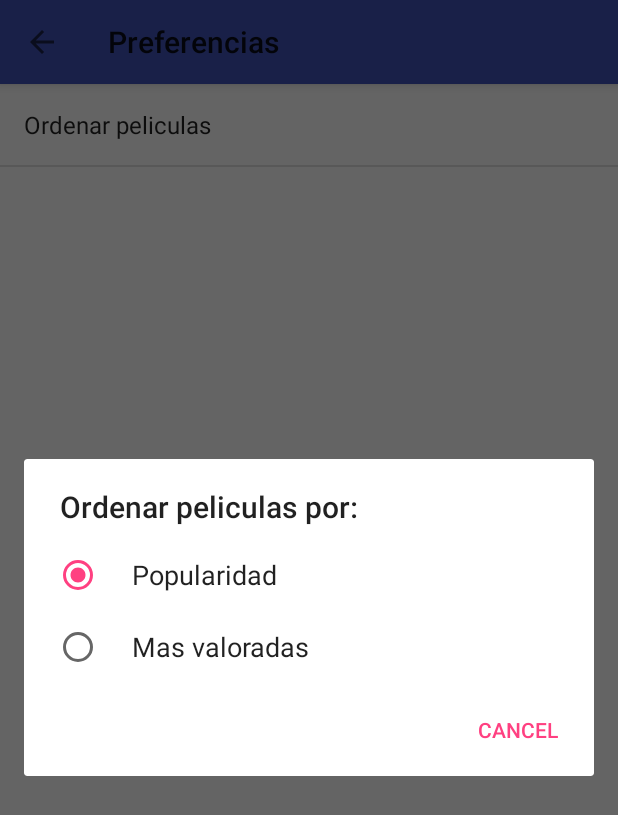
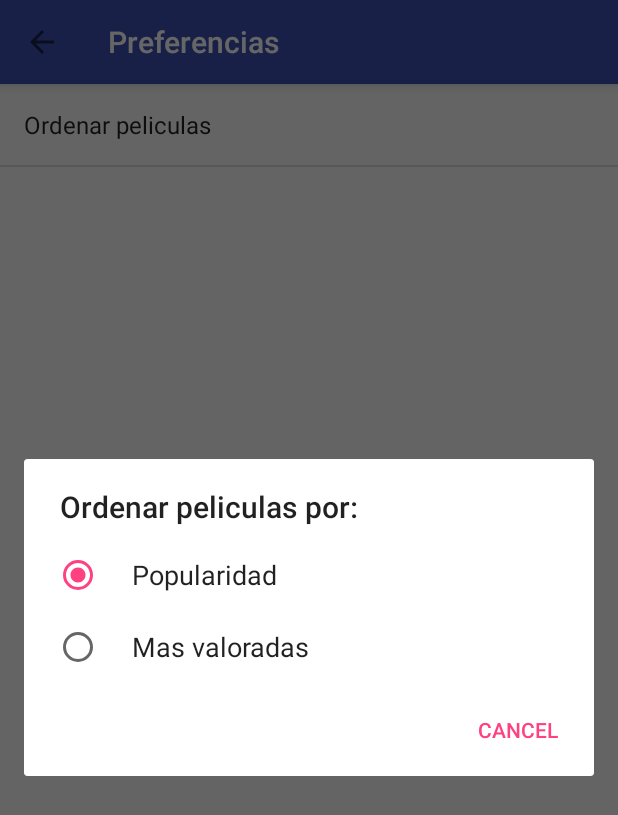
Before and after one commit to michaelmontero/To-Wach, an Android app: the SettingActivity screen opened directly, with no data from a screen before it, after a tap on "Ordenar peliculas", on a phone screen of 412 x 824 dp. Shown: the top 815 px of the screen. Run offline under Robolectric (Android 15) with nearby library versions, the light colour scheme and no system bars.

Commit message:
Change toolbar text color

```diff
--- a/app/src/main/java/developer/montero/michael/com/popularmovies/util/NetworkUtil.java
+++ b/app/src/main/java/developer/montero/michael/com/popularmovies/util/NetworkUtil.java
@@ -28,7 +28,7 @@ public class NetworkUtil {
     private final static String TOP_RATED = "top_rated";
 
     private static final String BASE_IMAGE_URL = "http://image.tmdb.org/t/p/";
-    private static final String IMAGE_SIZE = "w780";
+    private static final String IMAGE_SIZE = "w185";
 
     final static String SORT_PAMAM = "sort_by";
 
--- a/app/src/main/res/layout/toolbar.xml
+++ b/app/src/main/res/layout/toolbar.xml
@@ -7,6 +7,7 @@
     android:elevation="4dp"
     android:popupTheme="@style/ThemeOverlay.AppCompat.Light"
     android:background="@color/colorPrimary"
+    app:titleTextColor="#fff"
     app:layout_collapseMode="pin"
     xmlns:android="http://schemas.android.com/apk/res/android"
     xmlns:app="http://schemas.android.com/apk/res-auto" />
```
